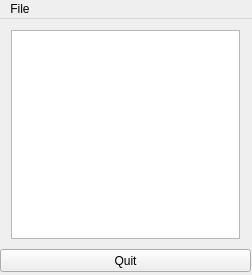
Above: notepad.ui from lpchaim/QtTextEditorMod before the change. Below: the same form after it.
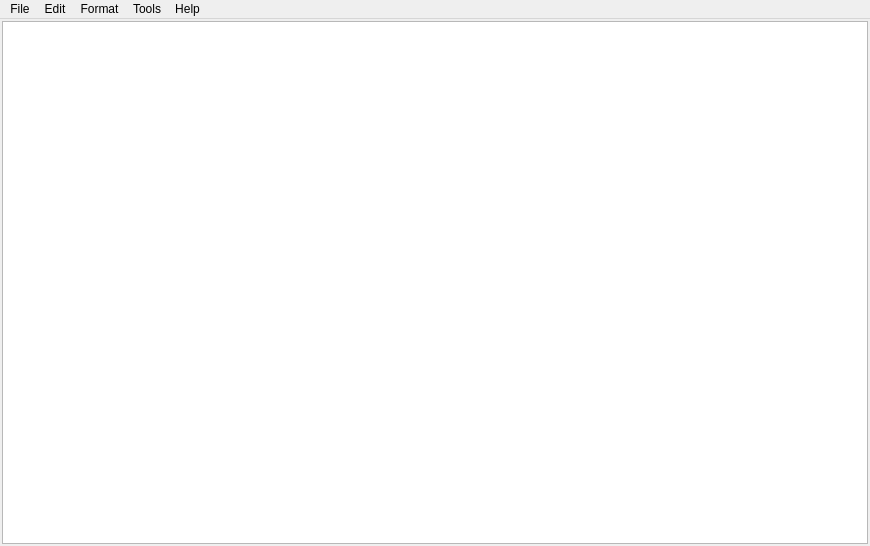
That is the form after the change.

What changed in the file:
```diff
--- a/notepad.ui
+++ b/notepad.ui
@@ -6,55 +6,47 @@
    <rect>
     <x>0</x>
     <y>0</y>
-    <width>252</width>
-    <height>275</height>
+    <width>870</width>
+    <height>546</height>
    </rect>
   </property>
   <property name="maximumSize">
    <size>
-    <width>500</width>
-    <height>500</height>
+    <width>10000</width>
+    <height>10000</height>
    </size>
   </property>
   <property name="windowTitle">
    <string>Notepad</string>
   </property>
   <widget class="QWidget" name="centralWidget">
-   <widget class="QPushButton" name="quitButton">
-    <property name="geometry">
-     <rect>
-      <x>0</x>
-      <y>230</y>
-      <width>251</width>
-      <height>23</height>
-     </rect>
+   <layout class="QGridLayout" name="gridLayout">
+    <property name="leftMargin">
+     <number>2</number>
     </property>
-    <property name="text">
-     <string>Quit</string>
+    <property name="topMargin">
+     <number>2</number>
     </property>
-   </widget>
-   <widget class="QWidget" name="">
-    <property name="geometry">
-     <rect>
-      <x>0</x>
-      <y>0</y>
-      <width>251</width>
-      <height>231</height>
-     </rect>
+    <property name="rightMargin">
+     <number>2</number>
     </property>
-    <layout class="QVBoxLayout" name="verticalLayout">
-     <item>
-      <widget class="QTextEdit" name="textEdit"/>
-     </item>
-    </layout>
-   </widget>
+    <property name="bottomMargin">
+     <number>2</number>
+    </property>
+    <property name="horizontalSpacing">
+     <number>6</number>
+    </property>
+    <item row="0" column="0">
+     <widget class="QTextEdit" name="textEdit1"/>
+    </item>
+   </layout>
   </widget>
   <widget class="QMenuBar" name="menuBar">
    <property name="geometry">
     <rect>
      <x>0</x>
      <y>0</y>
-     <width>252</width>
+     <width>870</width>
      <height>21</height>
     </rect>
    </property>
@@ -64,8 +56,35 @@
     </property>
     <addaction name="actionOpen"/>
     <addaction name="actionSave"/>
+    <addaction name="separator"/>
+    <addaction name="actionExit"/>
+   </widget>
+   <widget class="QMenu" name="menuTools">
+    <property name="title">
+     <string>Tools</string>
+    </property>
+   </widget>
+   <widget class="QMenu" name="menuEdit">
+    <property name="title">
+     <string>Edit</string>
+    </property>
+    <addaction name="actionPreferences"/>
+   </widget>
+   <widget class="QMenu" name="menuFormat">
+    <property name="title">
+     <string>Format</string>
+    </property>
+   </widget>
+   <widget class="QMenu" name="menuHelp">
+    <property name="title">
+     <string>Help</string>
+    </property>
    </widget>
    <addaction name="menuFile"/>
+   <addaction name="menuEdit"/>
+   <addaction name="menuFormat"/>
+   <addaction name="menuTools"/>
+   <addaction name="menuHelp"/>
   </widget>
   <action name="actionOpen">
    <property name="text">
```
Left out of the diff: 15 changed lines with no effect on the pictures.
